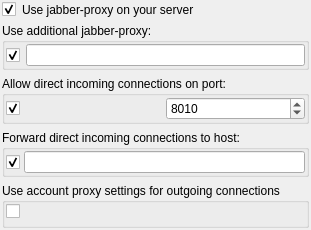
Old version of the form src/plugins/socksstreams/socksoptionswidget2.ui in the repository xnamed/vacuum-im.
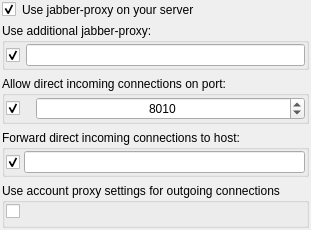
New version of the form.

```diff
--- a/src/plugins/socksstreams/socksoptionswidget2.ui
+++ b/src/plugins/socksstreams/socksoptionswidget2.ui
@@ -7,7 +7,7 @@
     <x>0</x>
     <y>0</y>
     <width>276</width>
-    <height>201</height>
+    <height>199</height>
    </rect>
   </property>
   <property name="sizePolicy">
@@ -163,6 +163,9 @@
         <property name="orientation">
          <enum>Qt::Horizontal</enum>
         </property>
+        <property name="sizeType">
+         <enum>QSizePolicy::Preferred</enum>
+        </property>
         <property name="sizeHint" stdset="0">
          <size>
           <width>10</width>
@@ -179,6 +182,9 @@
           <verstretch>0</verstretch>
          </sizepolicy>
         </property>
+        <property name="alignment">
+         <set>Qt::AlignCenter</set>
+        </property>
         <property name="minimum">
          <number>1</number>
         </property>
```
